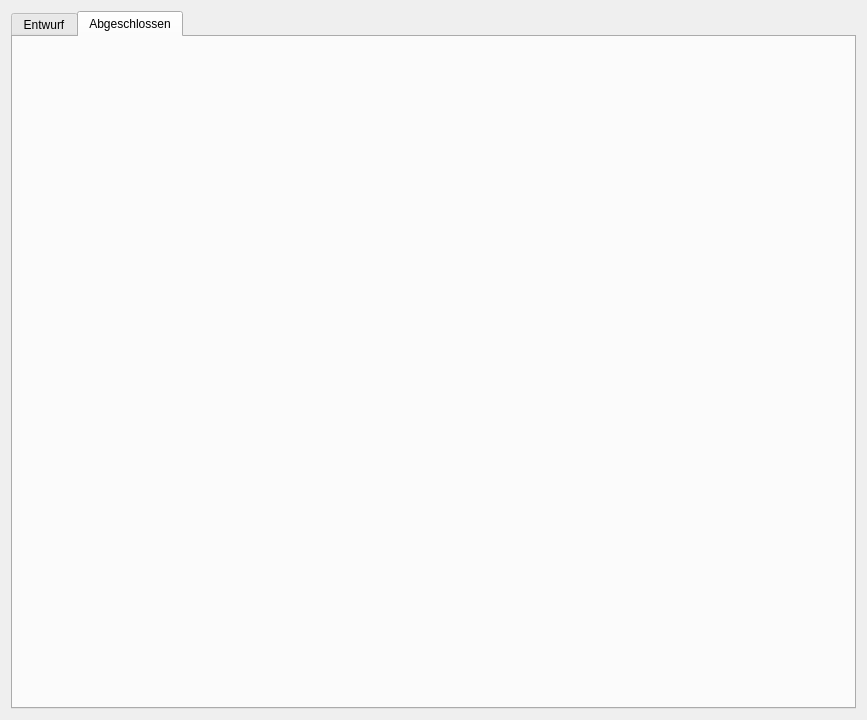
Above: lfb_regeneration_wildlife_impact/gui/draft/draft_selection.ui from b-lack/qgis-fim-plugin before the change. Below: the same form after it.
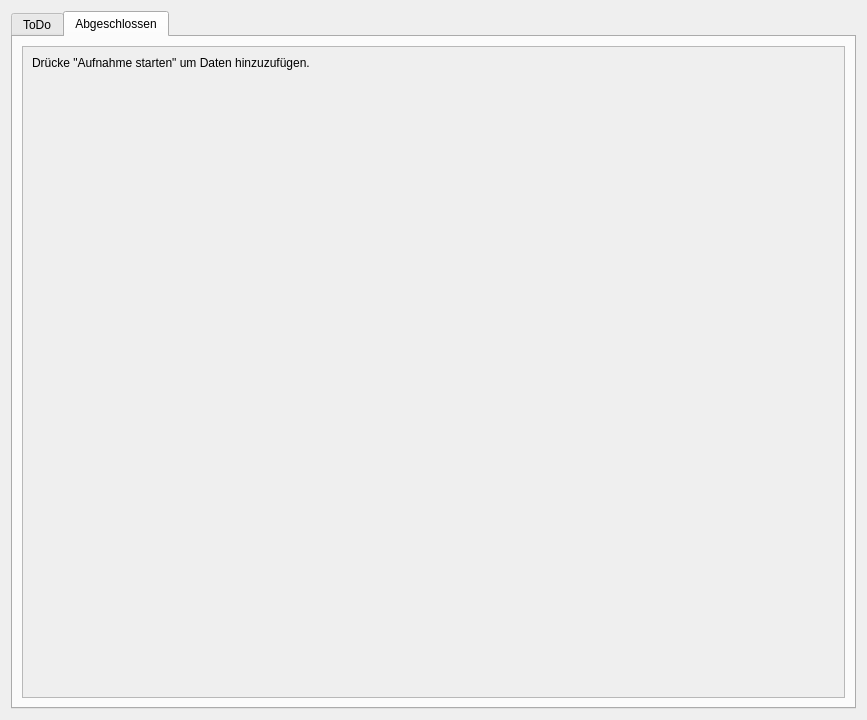
That is the form after the change. The open tabs and pages were chosen to show the change.

What changed in the file:
```diff
--- a/lfb_regeneration_wildlife_impact/gui/draft/draft_selection.ui
+++ b/lfb_regeneration_wildlife_impact/gui/draft/draft_selection.ui
@@ -21,7 +21,7 @@
      </property>
      <widget class="QWidget" name="tab">
       <attribute name="title">
-       <string>Entwurf</string>
+       <string>ToDo</string>
       </attribute>
       <layout class="QGridLayout" name="gridLayout_3">
        <item row="0" column="0">
@@ -79,6 +79,51 @@
       <attribute name="title">
        <string>Abgeschlossen</string>
       </attribute>
+      <layout class="QGridLayout" name="gridLayout_2">
+       <item row="0" column="0">
+        <widget class="QScrollArea" name="scrollArea_2">
+         <property name="widgetResizable">
+          <bool>true</bool>
+         </property>
+         <widget class="QWidget" name="scrollAreaWidgetContents_2">
+          <property name="geometry">
+           <rect>
+            <x>0</x>
+            <y>0</y>
+            <width>825</width>
+            <height>651</height>
+           </rect>
+          </property>
+          <layout class="QVBoxLayout" name="verticalLayout_3">
+           <item>
+            <layout class="QVBoxLayout" name="lfbDoneList">
+             <item>
+              <widget class="QLabel" name="label_2">
+               <property name="text">
+                <string>Drücke &quot;Aufnahme starten&quot; um Daten hinzuzufügen.</string>
+               </property>
+              </widget>
+             </item>
+            </layout>
+           </item>
+           <item>
+            <spacer name="verticalSpacer_2">
+             <property name="orientation">
+              <enum>Qt::Vertical</enum>
+             </property>
+             <property name="sizeHint" stdset="0">
+              <size>
+               <width>20</width>
+               <height>40</height>
+              </size>
+             </property>
+            </spacer>
+           </item>
+          </layout>
+         </widget>
+        </widget>
+       </item>
+      </layout>
      </widget>
     </widget>
    </item>
```
Left out of the diff: 8 changed lines with no effect on the pictures.
